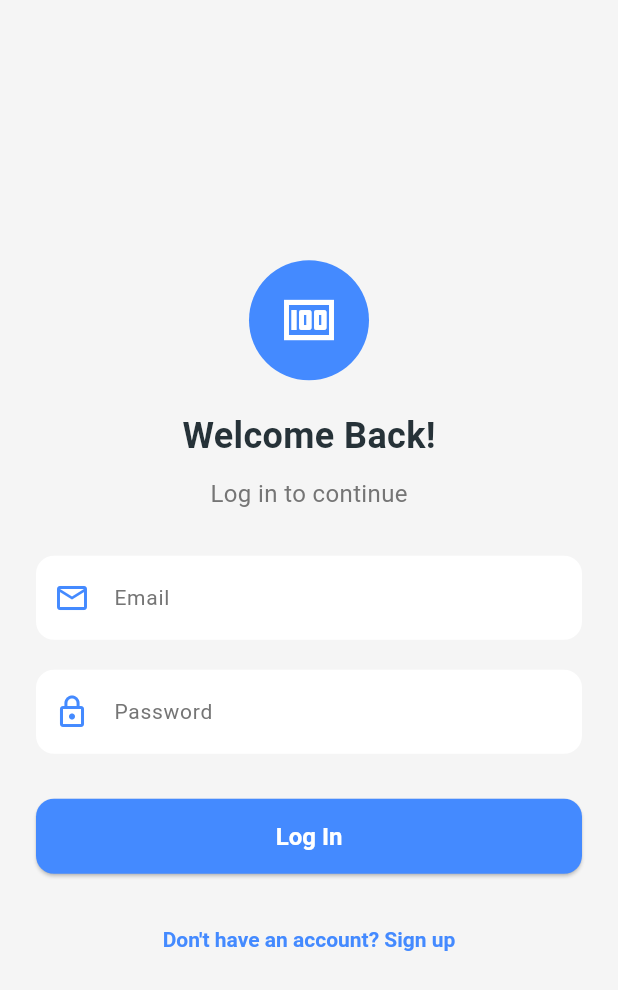
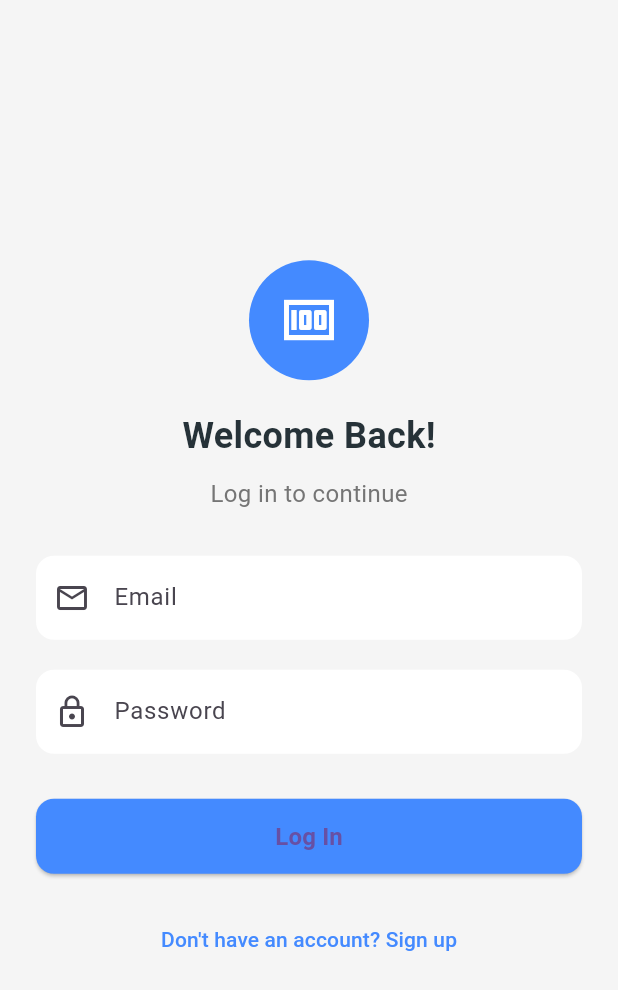
Before and after one commit to cloudy3/SettleUp, a Flutter app: the screen it shows after launch, on a phone screen of 412 x 824 dp. Shown: the top 990 px of the screen. Run offline on Flutter 3.47's test engine with Material 3 defaults, Android fonts, the light colour scheme and no system bars; our stand-ins replace cloud_firestore, firebase_auth, firebase_core; accounts and stored records are empty; generated files the repository leaves out were written again.

Commit message:
feat: toggle theme

```diff
--- a/lib/main.dart
+++ b/lib/main.dart
@@ -2,6 +2,7 @@ import "package:cloud_firestore/cloud_firestore.dart";
 import "package:firebase_auth/firebase_auth.dart";
 import "package:flutter/material.dart";
 import "package:firebase_core/firebase_core.dart";
+import "package:provider/provider.dart";
 import "package:settle_up/screens/home_screen.dart";
 import "package:settle_up/screens/onboarding_scren.dart";
 import "firebase_options.dart";
@@ -43,30 +44,78 @@ class MyApp extends StatelessWidget {
 
   @override
   Widget build(BuildContext context) {
-    return MaterialApp(
-      debugShowCheckedModeBanner: false,
-      title: "Splitwise Clone",
-      theme: ThemeData(
-        // Define primary and secondary colors
-        primarySwatch: Colors.blue,
-        primaryColor: Colors.blueAccent,
-        scaffoldBackgroundColor: Colors.grey[100],
+    return ChangeNotifierProvider(
+      create: (_) => ThemeProvider(),
+      child: Consumer<ThemeProvider>(
+        builder: (context, themeProvider, child) {
+          return MaterialApp(
+            debugShowCheckedModeBanner: false,
+            title: "Splitwise Clone",
+            theme: themeProvider.currentTheme,
+            initialRoute: initialRoute,
+            routes: {
+              "/auth": (context) => const AuthScreen(),
+              "/onboarding": (context) => const OnboardingScreen(),
+              "/home": (context) => const HomeScreen(),
+            },
+          );
+        },
+      ),
+    );
+  }
+}
 
-        // Text Styles
+class ThemeProvider extends ChangeNotifier {
+  bool _isDarkMode = false;
+
+  bool get isDarkMode => _isDarkMode;
+
+  ThemeData get currentTheme =>
+      _isDarkMode ? ThemeData.dark() : ThemeData.light();
+
+  void toggleTheme() {
+    _isDarkMode = !_isDarkMode;
+    notifyListeners();
+  }
+
+  ThemeData get lightTheme => ThemeData(
+        brightness: Brightness.light,
+        primarySwatch: Colors.deepPurple,
+        primaryColor: Colors.blue.shade900,
+        scaffoldBackgroundColor: Colors.grey.shade100,
+        appBarTheme: AppBarTheme(
+          backgroundColor: Colors.blue.shade900,
+          titleTextStyle: const TextStyle(
+            color: Colors.white,
+            fontSize: 20,
+            fontWeight: FontWeight.bold,
+          ),
+        ),
+        floatingActionButtonTheme: FloatingActionButtonThemeData(
+          backgroundColor: Colors.blue.shade900,
+          foregroundColor: Colors.white,
+        ),
+        cardTheme: CardTheme(
+          color: Colors.white,
+          shadowColor: Colors.grey[300],
+          elevation: 4,
+          margin: const EdgeInsets.all(8),
+          shape: RoundedRectangleBorder(
+            borderRadius: BorderRadius.circular(12),
+          ),
+        ),
         textTheme: TextTheme(
           headlineLarge: TextStyle(
               fontSize: 32,
               fontWeight: FontWeight.bold,
-              color: Colors.blueGrey[900]),
+              color: Colors.blue.shade900),
           headlineMedium: TextStyle(
               fontSize: 24,
               fontWeight: FontWeight.bold,
-              color: Colors.blueGrey[800]),
-          bodyLarge: TextStyle(fontSize: 16, color: Colors.grey[700]),
-          bodyMedium: TextStyle(fontSize: 14, color: Colors.grey[600]),
+              color: Colors.blue.shade800),
+          bodyLarge: TextStyle(fontSize: 16, color: Colors.grey.shade700),
+          bodyMedium: TextStyle(fontSize: 14, color: Colors.grey.shade600),
         ),
-
-        // Input Decorations
         inputDecorationTheme: InputDecorationTheme(
           filled: true,
           fillColor: Colors.white,
@@ -76,68 +125,60 @@ class MyApp extends StatelessWidget {
           ),
           focusedBorder: OutlineInputBorder(
             borderRadius: BorderRadius.circular(12),
-            borderSide: const BorderSide(color: Colors.blueAccent, width: 2),
-          ),
-          labelStyle: TextStyle(color: Colors.grey[600], fontSize: 14),
-          prefixIconColor: Colors.blueAccent,
-        ),
-
-        // Button Styles
-        elevatedButtonTheme: ElevatedButtonThemeData(
-          style: ElevatedButton.styleFrom(
-            backgroundColor: Colors.blueAccent,
-            foregroundColor: Colors.white,
-            textStyle:
-                const TextStyle(fontSize: 16, fontWeight: FontWeight.bold),
-            shape: RoundedRectangleBorder(
-              borderRadius: BorderRadius.circular(12),
-            ),
-            padding: const EdgeInsets.symmetric(vertical: 12),
+            borderSide: BorderSide(color: Colors.blue.shade900, width: 2),
           ),
         ),
-        textButtonTheme: TextButtonThemeData(
-          style: TextButton.styleFrom(
-            foregroundColor: Colors.blueAccent,
-            textStyle:
-                const TextStyle(fontSize: 14, fontWeight: FontWeight.w600),
-          ),
-        ),
+      );
 
-        // AppBar Theme
+  ThemeData get darkTheme => ThemeData(
+        brightness: Brightness.dark,
+        primarySwatch: Colors.deepPurple,
+        primaryColor: Colors.deepPurple.shade900,
+        scaffoldBackgroundColor: Colors.grey.shade900,
         appBarTheme: const AppBarTheme(
-          backgroundColor: Colors.blueAccent,
-          elevation: 0,
-          iconTheme: IconThemeData(color: Colors.white),
+          backgroundColor: Colors.deepPurple,
           titleTextStyle: TextStyle(
             color: Colors.white,
             fontSize: 20,
             fontWeight: FontWeight.bold,
           ),
         ),
-
-        // Floating Action Button Theme
-        floatingActionButtonTheme: const FloatingActionButtonThemeData(
-          backgroundColor: Colors.blueAccent,
+        floatingActionButtonTheme: FloatingActionButtonThemeData(
+          backgroundColor: Colors.blue.shade900,
           foregroundColor: Colors.white,
         ),
-
-        // Card Theme
         cardTheme: CardTheme(
-          color: Colors.white,
-          shadowColor: Colors.grey[300],
+          color: Colors.grey[800],
+          shadowColor: Colors.grey[700],
           elevation: 4,
           margin: const EdgeInsets.all(8),
           shape: RoundedRectangleBorder(
             borderRadius: BorderRadius.circular(12),
           ),
         ),
-      ),
-      initialRoute: initialRoute,
-      routes: {
-        "/auth": (context) => const AuthScreen(),
-        "/onboarding": (context) => const OnboardingScreen(),
-        "/home": (context) => const HomeScreen(),
-      },
-    );
-  }
+        textTheme: TextTheme(
+          headlineLarge: TextStyle(
+              fontSize: 32,
+              fontWeight: FontWeight.bold,
+              color: Colors.deepPurple.shade100),
+          headlineMedium: TextStyle(
+              fontSize: 24,
+              fontWeight: FontWeight.bold,
+              color: Colors.deepPurple.shade200),
+          bodyLarge: TextStyle(fontSize: 16, color: Colors.grey.shade400),
+          bodyMedium: TextStyle(fontSize: 14, color: Colors.grey.shade500),
+        ),
+        inputDecorationTheme: InputDecorationTheme(
+          filled: true,
+          fillColor: Colors.grey[800],
+          border: OutlineInputBorder(
+            borderRadius: BorderRadius.circular(12),
+            borderSide: BorderSide.none,
+          ),
+          focusedBorder: OutlineInputBorder(
+            borderRadius: BorderRadius.circular(12),
+            borderSide: const BorderSide(color: Colors.deepPurple, width: 2),
+          ),
+        ),
+      );
 }
--- a/pubspec.yaml
+++ b/pubspec.yaml
@@ -18,6 +18,7 @@ dependencies:
   flutter_localizations:
     sdk: flutter
   image_picker: ^1.1.2
+  provider: ^6.1.2
 
 dev_dependencies:
   flutter_test:
```
Also changed, not shown: lib/screens/account_screen.dart (added, +92 -0 lines), lib/screens/home_screen.dart (+12 -117 lines), pubspec.lock.
